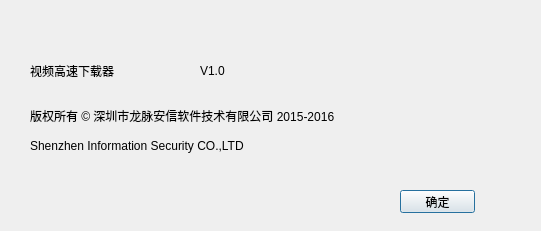
Old version of the form FastVideoPro/FastVideov1/AboutDialog.ui in the repository Sisec2016/TChallaOld2016.
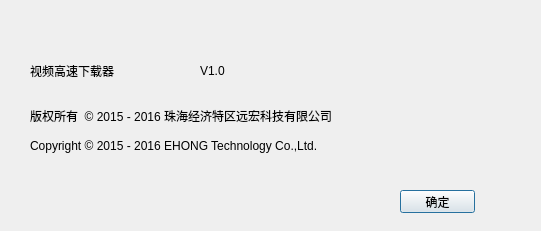
New version of the form. Icons and pictures are not drawn.

Commit message: EHONG4：3分辨率版本修改提交！

What changed in the file:
```diff
--- a/FastVideoPro/FastVideov1/AboutDialog.ui
+++ b/FastVideoPro/FastVideov1/AboutDialog.ui
@@ -48,7 +48,7 @@
     <rect>
      <x>200</x>
      <y>55</y>
-     <width>101</width>
+     <width>281</width>
      <height>31</height>
     </rect>
    </property>
@@ -66,7 +66,7 @@
     </rect>
    </property>
    <property name="text">
-    <string>版权所有 © 深圳市龙脉安信软件技术有限公司 2015-2016</string>
+    <string>版权所有  © 2015 - 2016 珠海经济特区远宏科技有限公司</string>
    </property>
   </widget>
   <widget class="QLabel" name="label_3">
@@ -79,7 +79,7 @@
     </rect>
    </property>
    <property name="text">
-    <string>Shenzhen Information Security CO.,LTD</string>
+    <string>Copyright © 2015 - 2016 EHONG Technology Co.,Ltd.</string>
    </property>
   </widget>
  </widget>
```
The commit also changes 17 other files.
